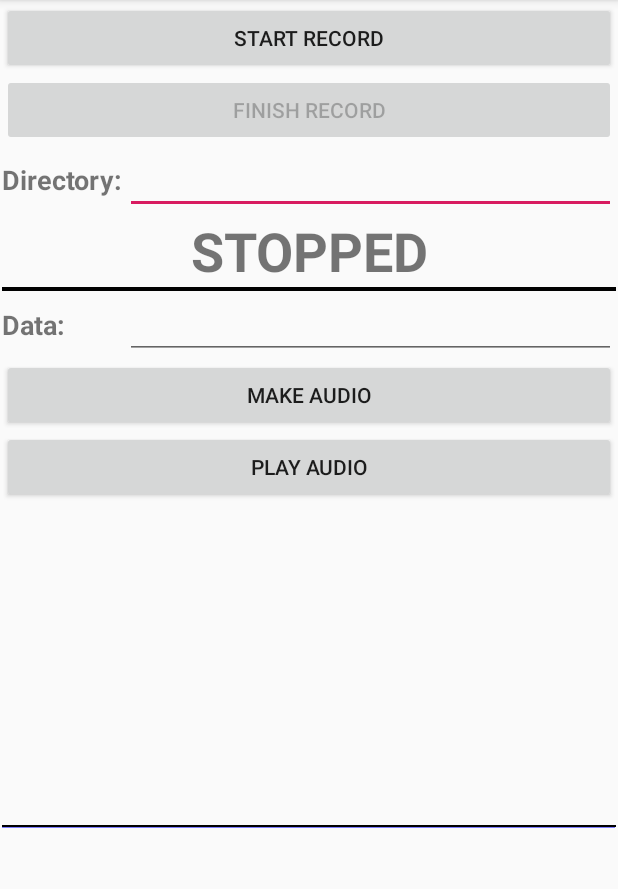
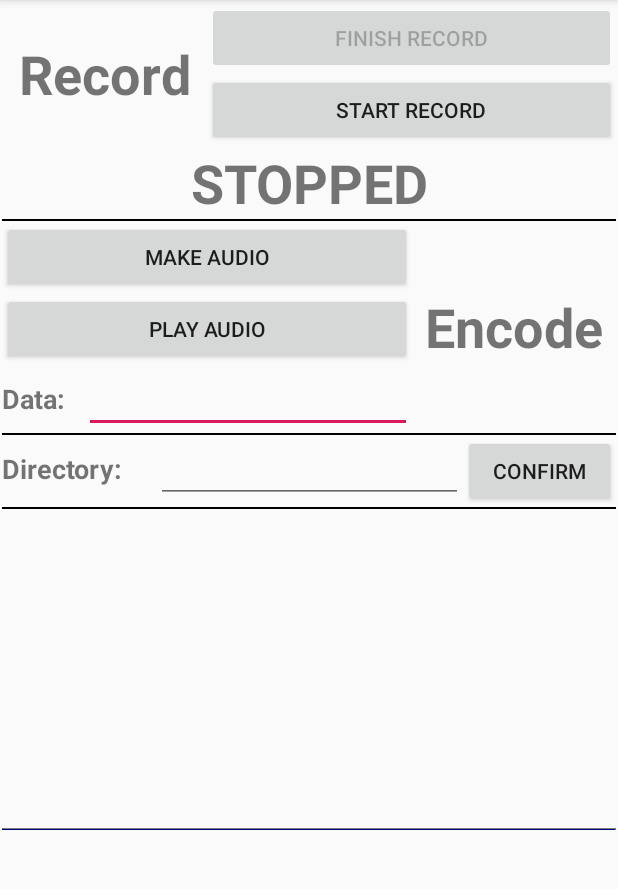
Before and after one commit to AerysNan/AcousticCommunication, an Android app: the screen it shows after launch (MainActivity), after a tap on "PLAY AUDIO", on a phone screen of 412 x 824 dp, the part 84-973 px from its top. Run offline under Robolectric (Android 15) with nearby library versions, the phone set to English and light mode, and no system bars; Roboto replaces fonts that are not available here.

Commit message:
update layout & enable playing audio

```diff
--- a/app/src/main/java/com/example/acousticcommunication/CanvasView.java
+++ b/app/src/main/java/com/example/acousticcommunication/CanvasView.java
@@ -26,7 +26,7 @@ public class CanvasView extends View {
         Paint paint = new Paint();
         paint.setColor(Color.BLUE);
         paint.setStyle(Paint.Style.STROKE);
-        paint.setStrokeWidth(2);
+        paint.setStrokeWidth(1);
         int width = getWidth();
         int height = getHeight();
         double amplitude = height * 0.8 / 2;
--- a/app/src/main/java/com/example/acousticcommunication/MainActivity.java
+++ b/app/src/main/java/com/example/acousticcommunication/MainActivity.java
@@ -5,6 +5,7 @@ import android.annotation.SuppressLint;
 import android.app.AlertDialog;
 import android.content.DialogInterface;
 import android.media.AudioRecord;
+import android.media.MediaPlayer;
 import android.media.MediaRecorder;
 import android.os.Build;
 import android.os.Bundle;
@@ -23,12 +24,13 @@ import java.io.DataOutputStream;
 import java.io.File;
 import java.io.FileOutputStream;
 import java.io.IOException;
-import java.util.Calendar;
-import java.util.Date;
 
 import static com.example.acousticcommunication.Global.Channel;
 import static com.example.acousticcommunication.Global.Encoding;
 import static com.example.acousticcommunication.Global.GenerateAudioFile;
+import static com.example.acousticcommunication.Global.OutputFileName;
+import static com.example.acousticcommunication.Global.RawFileName;
+import static com.example.acousticcommunication.Global.RecordFileName;
 import static com.example.acousticcommunication.Global.SamplingRate;
 import static com.example.acousticcommunication.Global.BufferSize;
 import static com.example.acousticcommunication.Global.StringToBitArray;
@@ -43,12 +45,16 @@ public class MainActivity extends AppCompatActivity {
     Button StopRecordButton;
     Button PlayAudioButton;
     Button MakeAudioButton;
+    Button ConfirmButton;
     TextView StatusTextView;
     EditText StorageEditText;
     EditText DataEditText;
     CanvasView PaintCanvasView;
 
+    String directory = null;
+
     boolean Recording = false;
+
     @Override
     protected void onCreate(Bundle savedInstanceState) {
         super.onCreate(savedInstanceState);
@@ -60,17 +66,18 @@ public class MainActivity extends AppCompatActivity {
             @SuppressLint("SetTextI18n")
             @Override
             public void onClick(View view) {
+                if (directory == null) {
+                    ShowMessage("Please set the storage directory first.");
+                    return;
+                }
                 StopRecordButton.setEnabled(true);
                 StartRecordButton.setEnabled(false);
                 StatusTextView.setText("RUNNING");
                 Thread thread = new Thread(new Runnable() {
                     @Override
                     public void run() {
-                        String path = StorageEditText.getText().toString();
-                        StartRecord(path);
-                        Date now = Calendar.getInstance().getTime();
-                        String filepath = path + now.toString() + ".wav";
-                        WriteWaveFile(filepath, path);
+                        StartRecord(directory);
+                        WriteWaveFile(directory + RecordFileName, directory);
                     }
                 });
                 thread.start();
@@ -95,13 +102,34 @@ public class MainActivity extends AppCompatActivity {
         PlayAudioButton.setOnClickListener(new View.OnClickListener() {
             @Override
             public void onClick(View view) {
-
+                MediaPlayer mediaPlayer = new MediaPlayer();
+                try {
+                    mediaPlayer.setDataSource(directory + OutputFileName);
+                    mediaPlayer.prepare();
+                    mediaPlayer.start();
+                } catch (IOException e) {
+                    Log.e("AcousticCommunication", "failed to load audio data source");
+                }
+            }
+        });
+        ConfirmButton.setOnClickListener(new View.OnClickListener() {
+            public void onClick(View view) {
+                String path = StorageEditText.getText().toString();
+                if (path.charAt(path.length() - 1) != '/')
+                    path += '/';
+                File file = new File(path);
+                if (!file.exists()) {
+                    ShowMessage("Invalid directory name.");
+                    return;
+                }
+                directory = path;
+                ShowMessage("Directory successfully set to" + directory);
             }
         });
     }
 
     void StartRecord(String path) {
-        File file = new File(path + "raw.wav");
+        File file = new File(path + RawFileName);
         if (file.exists())
             file.delete();
         try {
@@ -143,15 +171,24 @@ public class MainActivity extends AppCompatActivity {
                 , new DialogInterface.OnClickListener() {
                     @Override
                     public void onClick(DialogInterface dialog, int which) {
+                        if (directory == null) {
+                            ShowMessage("Please set the storage directory first.");
+                            dialog.dismiss();
+                            return;
+                        }
                         String text = DataEditText.getText().toString();
+                        if (text.length() == 0) {
+                            ShowMessage("Please don't send empty message.");
+                            dialog.dismiss();
+                            return;
+                        }
                         DataEditText.setText("");
                         boolean[] data = StringToBitArray(text);
                         Log.i("AcousticCommunication", BitArrayToString(data));
                         dialog.dismiss();
                         double[] signal = Modulate.Encode(data);
                         ShowSignalOnCanvas(signal);
-                        String path = StorageEditText.getText().toString();
-                        GenerateAudioFile(signal, path);
+                        GenerateAudioFile(signal, directory);
                     }
                 });
         dialog.setNegativeButton("No"
@@ -165,14 +202,30 @@ public class MainActivity extends AppCompatActivity {
         dialog.create().show();
     }
 
+    private void ShowMessage(String message) {
+        AlertDialog.Builder dialog = new AlertDialog.Builder(this);
+        dialog.setTitle("Notice");
+        dialog.setIcon(R.mipmap.ic_launcher_round);
+        dialog.setMessage(message);
+        dialog.setNegativeButton("OK"
+                , new DialogInterface.OnClickListener() {
+                    @Override
+                    public void onClick(DialogInterface dialog, int which) {
+                        dialog.dismiss();
+                    }
+                });
+        dialog.create().show();
+    }
+
     void init() {
         setContentView(R.layout.activity_main);
         GetPermission();
 
         StartRecordButton = findViewById(R.id.StartButton);
         StopRecordButton = findViewById(R.id.FinishButton);
-        PlayAudioButton = findViewById(R.id.PlayButton);
-        MakeAudioButton = findViewById(R.id.MakeButton);
+        PlayAudioButton = findViewById(R.id.PlayAudioButton);
+        MakeAudioButton = findViewById(R.id.MakeAudioButton);
+        ConfirmButton = findViewById(R.id.ConfirmButton);
         StatusTextView = findViewById(R.id.StatusTextView);
         StorageEditText = findViewById(R.id.StorageEditText);
         DataEditText = findViewById(R.id.DataEditText);
--- a/app/src/main/res/layout/activity_main.xml
+++ b/app/src/main/res/layout/activity_main.xml
@@ -22,11 +22,28 @@
         app:layout_constraintTop_toTopOf="parent">
 
 
-        <Button
-            android:id="@+id/StartButton"
+        <LinearLayout
+            android:id="@+id/RecordHorizontalLayout"
             android:layout_width="match_parent"
             android:layout_height="wrap_content"
-            android:text="Start Record" />
+            android:orientation="horizontal">
+
+            <TextView
+                android:id="@+id/RecordTextView"
+                android:layout_width="match_parent"
+                android:layout_height="match_parent"
+                android:layout_weight="2"
+                android:gravity="center|center_vertical"
+                android:text="Record"
+                android:textSize="36sp"
+                android:textStyle="bold" />
+
+            <LinearLayout
+                android:id="@+id/RecordVerticalView"
+                android:layout_width="match_parent"
+                android:layout_height="match_parent"
+                android:layout_weight="1"
+                android:orientation="vertical">
 
                 <Button
                     android:id="@+id/FinishButton"
@@ -34,27 +51,13 @@
                     android:layout_height="wrap_content"
                     android:text="Finish Record" />
 
-        <LinearLayout
+                <Button
+                    android:id="@+id/StartButton"
                     android:layout_width="match_parent"
                     android:layout_height="wrap_content"
-            android:orientation="horizontal">
+                    android:text="Start Record" />
 
-            <TextView
-                android:id="@+id/StorageTextView"
-                android:layout_width="match_parent"
-                android:layout_height="wrap_content"
-                android:layout_weight="4"
-                android:text="Directory:"
-                android:textSize="18sp"
-                android:textStyle="bold" />
-
-            <EditText
-                android:id="@+id/StorageEditText"
-                android:layout_width="match_parent"
-                android:layout_height="wrap_content"
-                android:layout_weight="1"
-                android:ems="10"
-                android:inputType="textPersonName" />
+            </LinearLayout>
         </LinearLayout>
 
         <TextView
@@ -72,11 +75,30 @@
             android:layout_height="1dp"
             android:background="#000000" />
 
-        <View
-            android:id="@+id/DividerDown"
+        <LinearLayout
+            android:id="@+id/EncodeHorizontalLayout"
             android:layout_width="match_parent"
-            android:layout_height="1dp"
-            android:background="#000000" />
+            android:layout_height="wrap_content"
+            android:orientation="horizontal">
+
+            <LinearLayout
+                android:id="@+id/EncodeVerticalLayout"
+                android:layout_width="match_parent"
+                android:layout_height="wrap_content"
+                android:layout_weight="1"
+                android:orientation="vertical">
+
+                <Button
+                    android:id="@+id/MakeAudioButton"
+                    android:layout_width="match_parent"
+                    android:layout_height="wrap_content"
+                    android:text="Make Audio" />
+
+                <Button
+                    android:id="@+id/PlayAudioButton"
+                    android:layout_width="match_parent"
+                    android:layout_height="wrap_content"
+                    android:text="Play Audio" />
 
                 <LinearLayout
                     android:layout_width="match_parent"
@@ -100,18 +122,61 @@
                         android:ems="10"
                         android:inputType="textPersonName" />
                 </LinearLayout>
+            </LinearLayout>
+
+            <TextView
+                android:id="@+id/EncodeTextView"
+                android:layout_width="match_parent"
+                android:layout_height="match_parent"
+                android:layout_weight="2"
+                android:gravity="center"
+                android:text="Encode"
+                android:textSize="36sp"
+                android:textStyle="bold" />
+        </LinearLayout>
+
+        <View
+            android:id="@+id/DividerMiddle"
+            android:layout_width="match_parent"
+            android:layout_height="1dp"
+            android:background="#000000" />
+
+        <LinearLayout
+            android:id="@+id/DirectoryHorizontalLayout"
+            android:layout_width="match_parent"
+            android:layout_height="wrap_content"
+            android:orientation="horizontal">
+
+            <TextView
+                android:id="@+id/StorageTextView"
+                android:layout_width="match_parent"
+                android:layout_height="wrap_content"
+                android:layout_weight="3"
+                android:text="Directory:"
+                android:textSize="18sp"
+                android:textStyle="bold" />
+
+            <EditText
+                android:id="@+id/StorageEditText"
+                android:layout_width="match_parent"
+                android:layout_height="wrap_content"
+                android:layout_weight="2"
+                android:ems="10"
+                android:inputType="textPersonName" />
 
             <Button
-            android:id="@+id/MakeButton"
+                android:id="@+id/ConfirmButton"
                 android:layout_width="match_parent"
                 android:layout_height="wrap_content"
-            android:text="Make Audio" />
+                android:layout_weight="3"
+                android:text="Confirm" />
+        </LinearLayout>
 
-        <Button
-            android:id="@+id/PlayButton"
+        <View
+            android:id="@+id/DividerDown"
             android:layout_width="match_parent"
-            android:layout_height="wrap_content"
-            android:text="Play Audio" />
+            android:layout_height="1dp"
+            android:background="#000000" />
 
         <com.example.acousticcommunication.CanvasView
             android:id="@+id/PaintCanvasView"
```
Also changed, not shown: app/src/main/java/com/example/acousticcommunication/Global.java (+14 -5 lines), 5 other files. Lines whose indentation alone changed are shown as unchanged.
